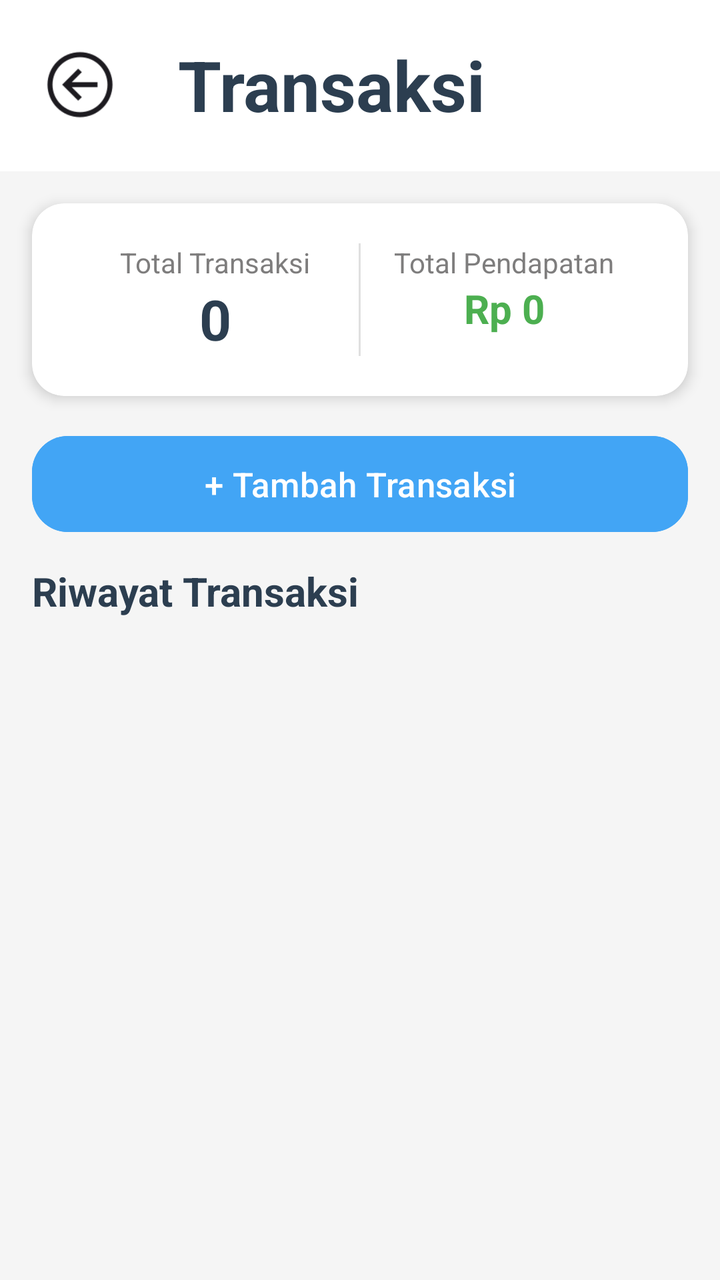
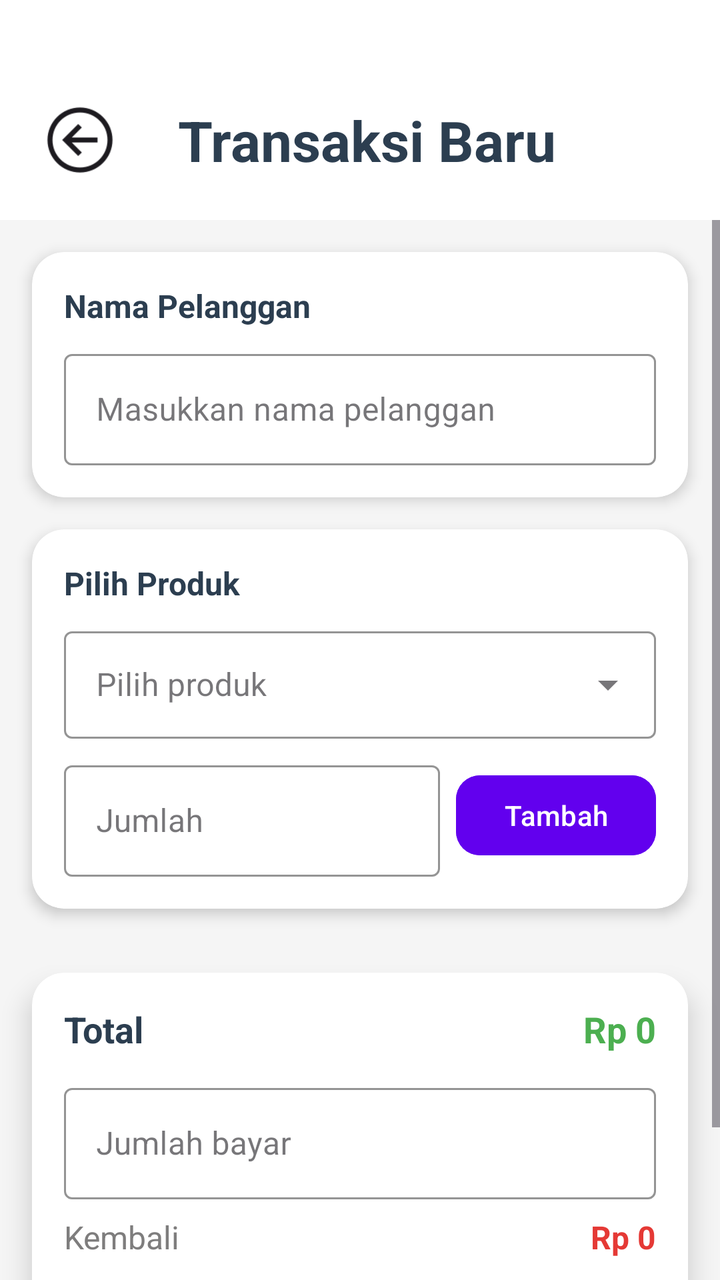

Two renders of the same Android screen: before a commit and after it. Below are the layout's source before the change and the commit's diff.
<!-- AndroidManifest.xml: application theme Theme.Kasir -->
<!-- res/layout/activity_transaksi.xml -->
<?xml version="1.0" encoding="utf-8"?>
<LinearLayout xmlns:android="http://schemas.android.com/apk/res/android"
    xmlns:app="http://schemas.android.com/apk/res-auto"
    android:layout_width="match_parent"
    android:layout_height="match_parent"
    android:orientation="vertical"
    android:background="#F5F5F5">

    
    <LinearLayout
        android:layout_width="match_parent"
        android:layout_height="wrap_content"
        android:orientation="horizontal"
        android:gravity="center_vertical"
        android:paddingTop="19dp"
        android:paddingBottom="20dp"
        android:paddingStart="20dp"
        android:paddingEnd="20dp"
        android:background="@android:color/white">

        <ImageView
            android:id="@+id/ivKembali"
            android:layout_width="40dp"
            android:layout_height="40dp"
            android:src="@drawable/panah"
            android:clickable="true"
            android:focusable="true"
            android:contentDescription="Kembali"
            app:tint="?attr/colorOnSurface"/>

        <TextView
            android:layout_width="0dp"
            android:layout_height="wrap_content"
            android:layout_weight="1"
            android:layout_marginStart="29dp"
            android:text="Transaksi"
            android:textSize="35sp"
            android:textStyle="bold"
            android:textColor="#2C3E50"/>
    </LinearLayout>

    
    <androidx.cardview.widget.CardView
        android:layout_width="match_parent"
        android:layout_height="wrap_content"
        android:layout_margin="16dp"
        app:cardCornerRadius="16dp"
        app:cardElevation="4dp"
        app:cardBackgroundColor="#FFFFFF">

        <LinearLayout
            android:layout_width="match_parent"
            android:layout_height="wrap_content"
            android:orientation="horizontal"
            android:padding="20dp">

            <LinearLayout
                android:layout_width="0dp"
                android:layout_height="wrap_content"
                android:layout_weight="1"
                android:orientation="vertical"
                android:gravity="center">

                <TextView
                    android:layout_width="wrap_content"
                    android:layout_height="wrap_content"
                    android:text="Total Transaksi"
                    android:textSize="14sp"
                    android:textColor="#7E7D7D"/>

                <TextView
                    android:id="@+id/tvTotalTransaksi"
                    android:layout_width="wrap_content"
                    android:layout_height="wrap_content"
                    android:text="0"
                    android:textSize="28sp"
                    android:textStyle="bold"
                    android:textColor="#2C3E50"/>
            </LinearLayout>

            <View
                android:layout_width="1dp"
                android:layout_height="match_parent"
                android:background="#E0E0E0"/>

            <LinearLayout
                android:layout_width="0dp"
                android:layout_height="wrap_content"
                android:layout_weight="1"
                android:orientation="vertical"
                android:gravity="center">

                <TextView
                    android:layout_width="wrap_content"
                    android:layout_height="wrap_content"
                    android:text="Total Pendapatan"
                    android:textSize="14sp"
                    android:textColor="#7E7D7D"/>

                <TextView
                    android:id="@+id/tvTotalPendapatan"
                    android:layout_width="wrap_content"
                    android:layout_height="wrap_content"
                    android:text="Rp 0"
                    android:textSize="20sp"
                    android:textStyle="bold"
                    android:textColor="#4CAF50"/>
            </LinearLayout>
        </LinearLayout>
    </androidx.cardview.widget.CardView>

    
    <com.google.android.material.button.MaterialButton
        android:id="@+id/btnTambahTransaksi"
        android:layout_width="match_parent"
        android:layout_height="56dp"
        android:layout_marginStart="16dp"
        android:layout_marginEnd="16dp"
        android:layout_marginBottom="12dp"
        android:text="+ Tambah Transaksi"
        android:textSize="17sp"
        android:textColor="#FFFFFF"
        android:backgroundTint="#42A5F5"
        app:cornerRadius="18dp"/>

    
    <TextView
        android:layout_width="wrap_content"
        android:layout_height="wrap_content"
        android:text="Riwayat Transaksi"
        android:textSize="20sp"
        android:textStyle="bold"
        android:textColor="#2C3E50"
        android:layout_marginStart="16dp"
        android:layout_marginBottom="8dp"/>

    <androidx.recyclerview.widget.RecyclerView
        android:id="@+id/rvTransaksi"
        android:layout_width="match_parent"
        android:layout_height="0dp"
        android:layout_weight="1"
        android:paddingBottom="16dp"
        android:clipToPadding="false"
        app:layoutManager="androidx.recyclerview.widget.LinearLayoutManager"/>

</LinearLayout>
<!-- resources referenced by this layout -->
<resources>
  <!-- drawable panah: png bitmap (drawable, 1835 bytes) -->
  <style name="Theme.Kasir" parent="Base.Theme.Kasir" />
  <style name="Base.Theme.Kasir" parent="Theme.Material3.DayNight.NoActionBar">
          
          
      </style>
</resources>

<!-- the commit's change to res/layout/activity_transaksi.xml (unified diff, before → after) -->
@@ -12,7 +12,7 @@
         android:layout_height="wrap_content"
         android:orientation="horizontal"
         android:gravity="center_vertical"
-        android:paddingTop="19dp"
+        android:paddingTop="50dp"
         android:paddingBottom="20dp"
         android:paddingStart="20dp"
         android:paddingEnd="20dp"
@@ -33,114 +33,245 @@
             android:layout_height="wrap_content"
             android:layout_weight="1"
             android:layout_marginStart="29dp"
-            android:text="Transaksi"
-            android:textSize="35sp"
+            android:text="Transaksi Baru"
+            android:textSize="28sp"
             android:textStyle="bold"
             android:textColor="#2C3E50"/>
     </LinearLayout>
 
-    
-    <androidx.cardview.widget.CardView
+    <ScrollView
         android:layout_width="match_parent"
-        android:layout_height="wrap_content"
-        android:layout_margin="16dp"
-        app:cardCornerRadius="16dp"
-        app:cardElevation="4dp"
-        app:cardBackgroundColor="#FFFFFF">
+        android:layout_height="0dp"
+        android:layout_weight="1"
+        android:fillViewport="true">
 
         <LinearLayout
             android:layout_width="match_parent"
             android:layout_height="wrap_content"
-            android:orientation="horizontal"
-            android:padding="20dp">
-
-            <LinearLayout
-                android:layout_width="0dp"
-                android:layout_height="wrap_content"
-                android:layout_weight="1"
-                android:orientation="vertical"
-                android:gravity="center">
-
-                <TextView
-                    android:layout_width="wrap_content"
+            android:orientation="vertical">
+
+            
+            <androidx.cardview.widget.CardView
+                android:layout_width="match_parent"
+                android:layout_height="wrap_content"
+                android:layout_margin="16dp"
+                app:cardCornerRadius="16dp"
+                app:cardElevation="4dp"
+                app:cardBackgroundColor="#FFFFFF">
+
+                <LinearLayout
+                    android:layout_width="match_parent"
                     android:layout_height="wrap_content"
-                    android:text="Total Transaksi"
-                    android:textSize="14sp"
-                    android:textColor="#7E7D7D"/>
-
-                <TextView
-                    android:id="@+id/tvTotalTransaksi"
-                    android:layout_width="wrap_content"
+                    android:orientation="vertical"
+                    android:padding="16dp">
+
+                    <TextView
+                        android:layout_width="wrap_content"
+                        android:layout_height="wrap_content"
+                        android:text="Nama Pelanggan"
+                        android:textSize="16sp"
+                        android:textStyle="bold"
+                        android:textColor="#2C3E50"/>
+
+                    <com.google.android.material.textfield.TextInputLayout
+                        style="@style/Widget.MaterialComponents.TextInputLayout.OutlinedBox"
+                        android:layout_width="match_parent"
+                        android:layout_height="wrap_content"
+                        android:layout_marginTop="8dp"
+                        app:boxStrokeColor="@color/purple_500">
+
+                        <com.google.android.material.textfield.TextInputEditText
+                            android:id="@+id/etNamaPelanggan"
+                            android:layout_width="match_parent"
+                            android:layout_height="wrap_content"
+                            android:hint="Masukkan nama pelanggan"
+                            android:inputType="text"/>
+                    </com.google.android.material.textfield.TextInputLayout>
+                </LinearLayout>
+            </androidx.cardview.widget.CardView>
+
+            
+            <androidx.cardview.widget.CardView
+                android:layout_width="match_parent"
+                android:layout_height="wrap_content"
+                android:layout_marginStart="16dp"
+                android:layout_marginEnd="16dp"
+                android:layout_marginBottom="16dp"
+                app:cardCornerRadius="16dp"
+                app:cardElevation="4dp"
+                app:cardBackgroundColor="#FFFFFF">
+
+                <LinearLayout
+                    android:layout_width="match_parent"
                     android:layout_height="wrap_content"
-                    android:text="0"
-                    android:textSize="28sp"
-                    android:textStyle="bold"
-                    android:textColor="#2C3E50"/>
-            </LinearLayout>
-
-            <View
-                android:layout_width="1dp"
-                android:layout_height="match_parent"
-                android:background="#E0E0E0"/>
-
-            <LinearLayout
-                android:layout_width="0dp"
-                android:layout_height="wrap_content"
-                android:layout_weight="1"
-                android:orientation="vertical"
-                android:gravity="center">
-
-                <TextView
-                    android:layout_width="wrap_content"
+                    android:orientation="vertical"
+                    android:padding="16dp">
+
+                    <TextView
+                        android:layout_width="wrap_content"
+                        android:layout_height="wrap_content"
+                        android:text="Pilih Produk"
+                        android:textSize="16sp"
+                        android:textStyle="bold"
+                        android:textColor="#2C3E50"/>
+
+                    <com.google.android.material.textfield.TextInputLayout
+                        style="@style/Widget.MaterialComponents.TextInputLayout.OutlinedBox.ExposedDropdownMenu"
+                        android:layout_width="match_parent"
+                        android:layout_height="wrap_content"
+                        android:layout_marginTop="8dp"
+                        app:boxStrokeColor="@color/purple_500">
+
+                        <AutoCompleteTextView
+                            android:id="@+id/actvProduk"
+                            android:layout_width="match_parent"
+                            android:layout_height="wrap_content"
+                            android:hint="Pilih produk"
+                            android:inputType="none"
+                            android:padding="16dp"/>
+                    </com.google.android.material.textfield.TextInputLayout>
+
+                    <LinearLayout
+                        android:layout_width="match_parent"
+                        android:layout_height="wrap_content"
+                        android:orientation="horizontal"
+                        android:layout_marginTop="8dp"
+                        android:gravity="center_vertical">
+
+                        <com.google.android.material.textfield.TextInputLayout
+                            style="@style/Widget.MaterialComponents.TextInputLayout.OutlinedBox"
+                            android:layout_width="0dp"
+                            android:layout_height="wrap_content"
+                            android:layout_weight="1"
+                            android:layout_marginEnd="8dp"
+                            app:boxStrokeColor="@color/purple_500">
+
+                            <com.google.android.material.textfield.TextInputEditText
+                                android:id="@+id/etJumlah"
+                                android:layout_width="match_parent"
+                                android:layout_height="wrap_content"
+                                android:hint="Jumlah"
+                                android:inputType="number"/>
+                        </com.google.android.material.textfield.TextInputLayout>
+
+                        <com.google.android.material.button.MaterialButton
+                            android:id="@+id/btnTambahItem"
+                            android:layout_width="wrap_content"
+                            android:layout_height="wrap_content"
+                            android:text="Tambah"
+                            android:textColor="#FFFFFF"
+                            android:backgroundTint="@color/purple_500"
+                            app:cornerRadius="12dp"/>
+                    </LinearLayout>
+                </LinearLayout>
+            </androidx.cardview.widget.CardView>
+
+            
+            <androidx.recyclerview.widget.RecyclerView
+                android:id="@+id/rvItemTransaksi"
+                android:layout_width="match_parent"
+                android:layout_height="wrap_content"
+                android:paddingStart="16dp"
+                android:paddingEnd="16dp"
+                android:paddingBottom="8dp"
+                android:nestedScrollingEnabled="false"
+                android:clipToPadding="false"/>
+
+            
+            <androidx.cardview.widget.CardView
+                android:layout_width="match_parent"
+                android:layout_height="wrap_content"
+                android:layout_marginStart="16dp"
+                android:layout_marginEnd="16dp"
+                android:layout_marginTop="8dp"
+                android:layout_marginBottom="16dp"
+                app:cardCornerRadius="16dp"
+                app:cardElevation="8dp"
+                app:cardBackgroundColor="#FFFFFF">
+
+                <LinearLayout
+                    android:layout_width="match_parent"
                     android:layout_height="wrap_content"
-                    android:text="Total Pendapatan"
-                    android:textSize="14sp"
-                    android:textColor="#7E7D7D"/>
-
-                <TextView
-                    android:id="@+id/tvTotalPendapatan"
-                    android:layout_width="wrap_content"
-                    android:layout_height="wrap_content"
-                    android:text="Rp 0"
-                    android:textSize="20sp"
-                    android:textStyle="bold"
-                    android:textColor="#4CAF50"/>
-            </LinearLayout>
+                    android:orientation="vertical"
+                    android:padding="16dp">
+
+                    <LinearLayout
+                        android:layout_width="match_parent"
+                        android:layout_height="wrap_content"
+                        android:orientation="horizontal">
+
+                        <TextView
+                            android:layout_width="0dp"
+                            android:layout_height="wrap_content"
+                            android:layout_weight="1"
+                            android:text="Total"
+                            android:textSize="18sp"
+                            android:textStyle="bold"
+                            android:textColor="#2C3E50"/>
+
+                        <TextView
+                            android:id="@+id/tvTotal"
+                            android:layout_width="wrap_content"
+                            android:layout_height="wrap_content"
+                            android:text="Rp 0"
+                            android:textSize="18sp"
+                            android:textStyle="bold"
+                            android:textColor="#4CAF50"/>
+                    </LinearLayout>
+
+                    <com.google.android.material.textfield.TextInputLayout
+                        style="@style/Widget.MaterialComponents.TextInputLayout.OutlinedBox"
+                        android:layout_width="match_parent"
+                        android:layout_height="wrap_content"
+                        android:layout_marginTop="12dp"
+                        app:boxStrokeColor="@color/purple_500">
+
+                        <com.google.android.material.textfield.TextInputEditText
+                            android:id="@+id/etBayar"
+                            android:layout_width="match_parent"
+                            android:layout_height="wrap_content"
+                            android:hint="Jumlah bayar"
+                            android:inputType="number"/>
+                    </com.google.android.material.textfield.TextInputLayout>
+
+                    <LinearLayout
+                        android:layout_width="match_parent"
+                        android:layout_height="wrap_content"
+                        android:orientation="horizontal"
+                        android:layout_marginTop="8dp">
+
+                        <TextView
+                            android:layout_width="0dp"
+                            android:layout_height="wrap_content"
+                            android:layout_weight="1"
+                            android:text="Kembali"
+                            android:textSize="16sp"
+                            android:textColor="#7E7D7D"/>
+
+                        <TextView
+                            android:id="@+id/tvKembali"
+                            android:layout_width="wrap_content"
+                            android:layout_height="wrap_content"
+                            android:text="Rp 0"
+                            android:textSize="16sp"
+                            android:textStyle="bold"
+                            android:textColor="#E53935"/>
+                    </LinearLayout>
+
+                    <com.google.android.material.button.MaterialButton
+                        android:id="@+id/btnProses"
+                        android:layout_width="match_parent"
+                        android:layout_height="56dp"
+                        android:layout_marginTop="12dp"
+                        android:text="Proses Transaksi"
+                        android:textSize="17sp"
+                        android:textColor="#FFFFFF"
+                        android:backgroundTint="#42A5F5"
+                        app:cornerRadius="18dp"/>
+                </LinearLayout>
+            </androidx.cardview.widget.CardView>
+
         </LinearLayout>
-    </androidx.cardview.widget.CardView>
-
-    
-    <com.google.android.material.button.MaterialButton
-        android:id="@+id/btnTambahTransaksi"
-        android:layout_width="match_parent"
-        android:layout_height="56dp"
-        android:layout_marginStart="16dp"
-        android:layout_marginEnd="16dp"
-        android:layout_marginBottom="12dp"
-        android:text="+ Tambah Transaksi"
-        android:textSize="17sp"
-        android:textColor="#FFFFFF"
-        android:backgroundTint="#42A5F5"
-        app:cornerRadius="18dp"/>
-
-    
-    <TextView
-        android:layout_width="wrap_content"
-        android:layout_height="wrap_content"
-        android:text="Riwayat Transaksi"
-        android:textSize="20sp"
-        android:textStyle="bold"
-        android:textColor="#2C3E50"
-        android:layout_marginStart="16dp"
-        android:layout_marginBottom="8dp"/>
-
-    <androidx.recyclerview.widget.RecyclerView
-        android:id="@+id/rvTransaksi"
-        android:layout_width="match_parent"
-        android:layout_height="0dp"
-        android:layout_weight="1"
-        android:paddingBottom="16dp"
-        android:clipToPadding="false"
-        app:layoutManager="androidx.recyclerview.widget.LinearLayoutManager"/>
+    </ScrollView>
 
 </LinearLayout>
<!-- resource entries referenced after the edit -->
@@ -1,5 +1,6 @@
 <!-- resources referenced by this layout -->
 <resources>
+  <color name="purple_500">#6200EE</color>
   <!-- drawable panah: png bitmap (drawable, 1835 bytes) -->
   <style name="Theme.Kasir" parent="Base.Theme.Kasir" />
   <style name="Base.Theme.Kasir" parent="Theme.Material3.DayNight.NoActionBar">
